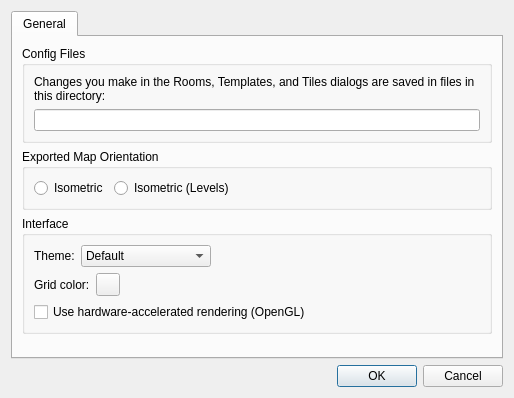
First picture: the form in src/tiled/BuildingEditor/buildingpreferencesdialog.ui, repository timbaker/buildinged, before the edit.
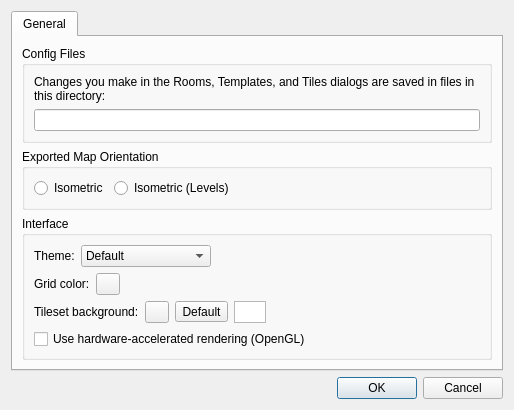
Second picture: the form after the edit. Custom widgets are drawn as their Qt base class.

Commit message: Added a button to the preferences for changing tileset-list background color.

The edit to the form file:
```diff
--- a/src/tiled/BuildingEditor/buildingpreferencesdialog.ui
+++ b/src/tiled/BuildingEditor/buildingpreferencesdialog.ui
@@ -162,7 +162,57 @@
             <item>
              <spacer name="horizontalSpacer_3">
               <property name="orientation">
-               <enum>Qt::Horizontal</enum>
+               <enum>Qt::Orientation::Horizontal</enum>
+              </property>
+              <property name="sizeHint" stdset="0">
+               <size>
+                <width>40</width>
+                <height>20</height>
+               </size>
+              </property>
+             </spacer>
+            </item>
+           </layout>
+          </item>
+          <item row="4" column="0">
+           <layout class="QHBoxLayout" name="tilesetColorLayout">
+            <item>
+             <widget class="QLabel" name="label">
+              <property name="text">
+               <string>Tileset background:</string>
+              </property>
+             </widget>
+            </item>
+            <item>
+             <widget class="Tiled::Internal::ColorButton" name="tilesetColorButton"/>
+            </item>
+            <item>
+             <widget class="QToolButton" name="tilesetDefaultButton">
+              <property name="text">
+               <string>Default</string>
+              </property>
+             </widget>
+            </item>
+            <item>
+             <widget class="QTableView" name="tableView">
+              <property name="sizePolicy">
+               <sizepolicy hsizetype="Fixed" vsizetype="Fixed">
+                <horstretch>0</horstretch>
+                <verstretch>0</verstretch>
+               </sizepolicy>
+              </property>
+              <property name="maximumSize">
+               <size>
+                <width>32</width>
+                <height>32</height>
+               </size>
+              </property>
+             </widget>
+            </item>
+            <item>
+             <spacer name="tilesetColorSpacer">
+              <property name="orientation">
+               <enum>Qt::Orientation::Horizontal</enum>
               </property>
               <property name="sizeHint" stdset="0">
                <size>
```
Left out of the diff: 16 changed lines with no effect on the pictures. The commit also changes 3 other files.
